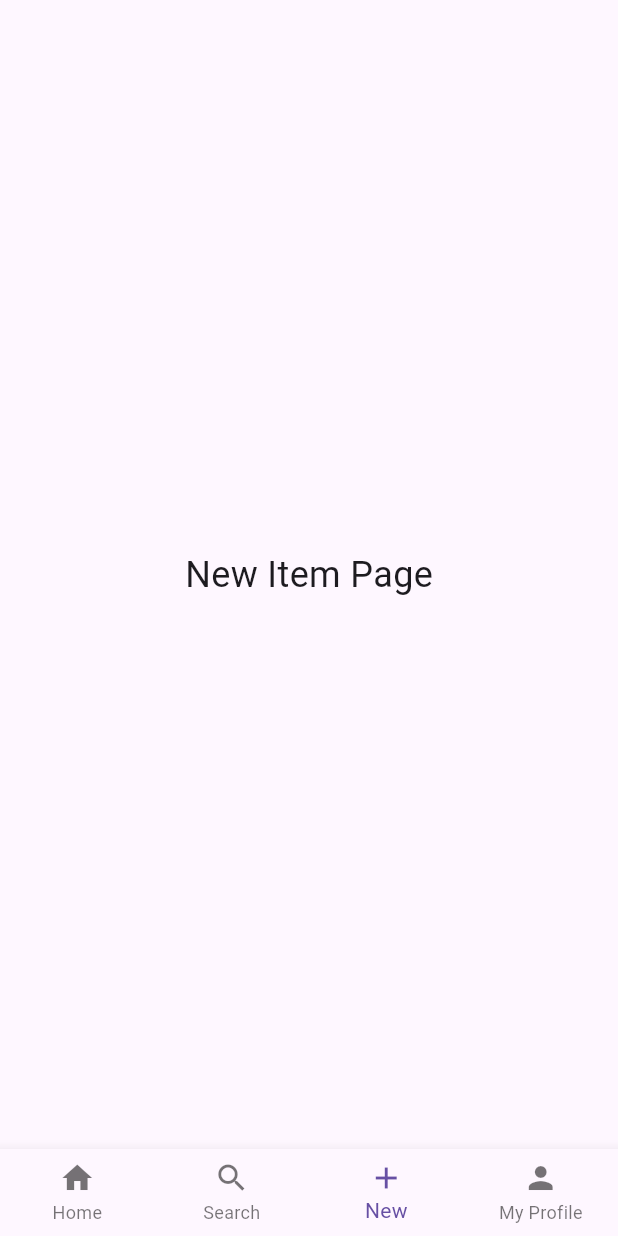
After one commit to JunHan10/Software_Engineering_Mobile, a Flutter app: the MainNavigation screen opened directly, item 3 of the bottom bar chosen, on a phone screen of 412 x 824 dp. The commit adds this screen. Run offline on Flutter 3.47's test engine with Material 3 defaults, Android fonts, the phone set to English and light mode, and no system bars; missing offline and left inert: mongo_dart.

Commit message:
added bottom nav bar to switch to different pages

```diff
--- a/software_engineering_mobile/lib/login_screen.dart
+++ b/software_engineering_mobile/lib/login_screen.dart
@@ -1,5 +1,6 @@
 import 'package:flutter/material.dart';
 import 'dashboard_page.dart'; // Import the dashboard page
+import 'main_navigation.dart'; // Import the main navigation widget
 import 'registration_page.dart'; // Import the registration page
 
 class LoginScreen extends StatefulWidget {
@@ -42,7 +43,7 @@ class _LoginScreenState extends State<LoginScreen> {
       if (mounted) {
         Navigator.pushReplacement(
           context,
-          MaterialPageRoute(builder: (context) => const DashboardPage()),
+          MaterialPageRoute(builder: (context) => const MainNavigation()),
         );
       }
     }
--- /dev/null
+++ b/software_engineering_mobile/lib/main_navigation.dart
@@ -0,0 +1,45 @@
+import 'package:flutter/material.dart';
+import 'dashboard_page.dart';
+
+class MainNavigation extends StatefulWidget {
+  const MainNavigation({super.key});
+
+  @override
+  State<MainNavigation> createState() => _MainNavigationState();
+}
+
+class _MainNavigationState extends State<MainNavigation> {
+  int _selectedIndex = 0;
+
+  /// List of pages to navigate (replace "center" with actual pages)
+  static const List<Widget> _pages = <Widget>[
+    DashboardPage(),
+    Center(child: Text('Search Page', style: TextStyle(fontSize: 24))),
+    Center(child: Text('New Item Page', style: TextStyle(fontSize: 24))),
+    Center(child: Text('My Profile Page', style: TextStyle(fontSize: 24))),
+  ];
+
+  void _onItemTapped(int index) {
+    setState(() {
+      _selectedIndex = index;
+    });
+  }
+
+  @override
+  Widget build(BuildContext context) {
+    return Scaffold(
+      body: SafeArea(child: _pages[_selectedIndex]),
+      bottomNavigationBar: BottomNavigationBar(
+        items: const [
+          BottomNavigationBarItem(icon: Icon(Icons.home), label: 'Home'),
+          BottomNavigationBarItem(icon: Icon(Icons.search), label: 'Search'),
+          BottomNavigationBarItem(icon: Icon(Icons.add), label: 'New'),
+          BottomNavigationBarItem(icon: Icon(Icons.person), label: 'My Profile'),
+        ],
+        currentIndex: _selectedIndex,
+        onTap: _onItemTapped,
+        type: BottomNavigationBarType.fixed,
+      ),
+    );
+  }
+}
```
